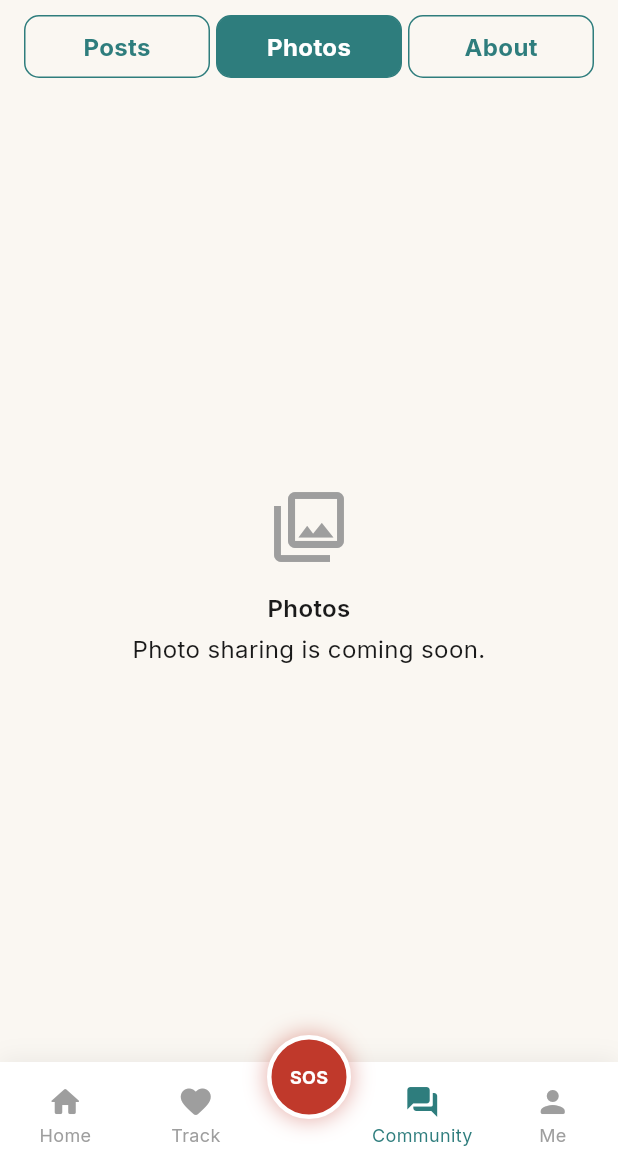
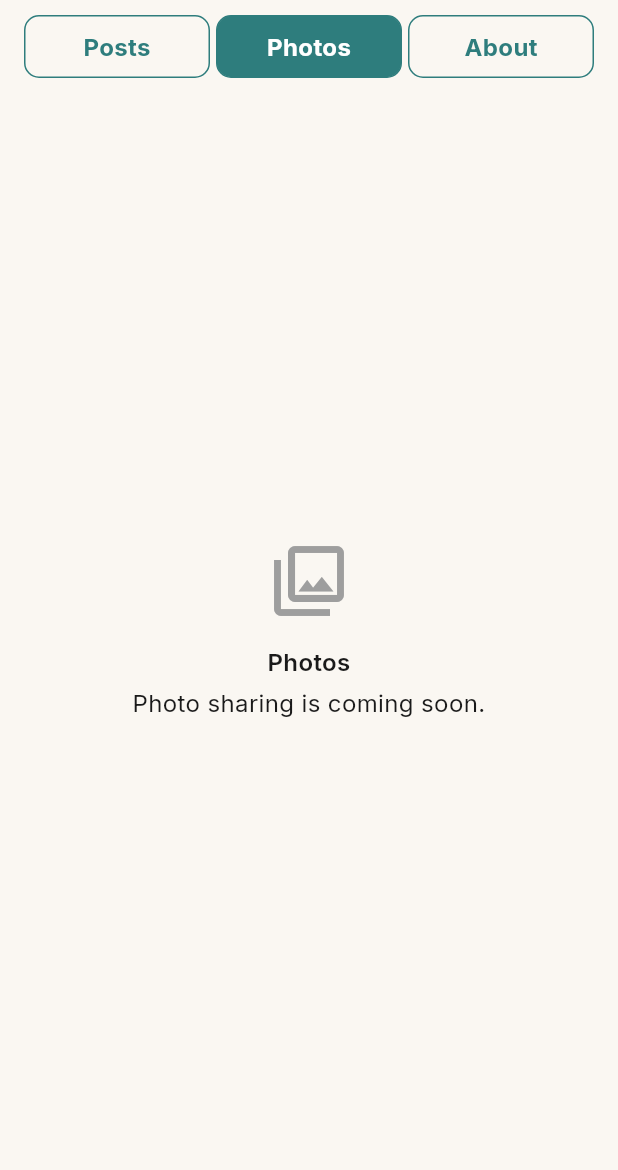
Before and after one commit to SamuelNkpado/safemom-app, a Flutter app: the CommunityFeedPage screen opened by its route, after a tap on "Photos", on a phone screen of 412 x 824 dp, the part 66-1236 px from its top. Run offline on Flutter 3.47's test engine with Material 3 defaults, Android fonts, the phone set to English and light mode, and no system bars; our stand-ins replace cloud_firestore, equatable, firebase_auth, firebase_core, flutter_bloc, geolocator and 5 more; accounts and stored records are empty.

Commit message:
Wire CommunityFeedPage into the real nav shell; formatting

```diff
--- a/lib/core/navigation/main_nav_shell.dart
+++ b/lib/core/navigation/main_nav_shell.dart
@@ -1,7 +1,6 @@
 import 'package:flutter/material.dart';
 import 'package:lucide_icons/lucide_icons.dart';
-
-import '../../features/community/presentation/pages/community_page.dart';
+import '../../features/community/presentation/pages/community_feed_page.dart';
 import '../../features/home/presentation/pages/home_page.dart';
 import '../../features/profile/presentation/pages/profile_page.dart';
 import '../../features/symptoms/presentation/pages/symptoms_page.dart';
@@ -25,7 +24,7 @@ class _MainNavShellState extends State<MainNavShell> {
   static const List<Widget> _tabs = [
     HomePage(),
     SymptomsPage(),
-    CommunityPage(),
+    CommunityFeedPage(),
     ProfilePage(),
   ];
 
--- a/lib/features/community/presentation/pages/community_feed_page.dart
+++ b/lib/features/community/presentation/pages/community_feed_page.dart
@@ -4,10 +4,8 @@ import 'package:safemom/core/constants/app_colors.dart';
 import 'package:safemom/core/constants/app_spacing.dart';
 import 'package:safemom/core/router/app_routes.dart';
 import 'package:safemom/core/theme/app_text_styles.dart';
-import 'package:safemom/core/widgets/safemom_bottom_nav.dart';
 import 'package:safemom/core/widgets/widgets.dart';
 import 'package:safemom/features/auth/presentation/bloc/auth_bloc.dart';
-import 'package:safemom/features/emergency/presentation/emergency_actions.dart';
 
 import '../bloc/community_bloc.dart';
 import '../bloc/community_event.dart';
@@ -18,6 +16,9 @@ import '../widgets/post_card.dart';
 
 enum _FeedSection { posts, photos, about }
 
+/// Screen 10 — Community Feed.
+/// Assumes CommunityBloc and AuthBloc are both already provided above this
+/// widget in the tree (see main.dart wiring notes).
 class CommunityFeedPage extends StatefulWidget {
   const CommunityFeedPage({super.key});
 
@@ -56,12 +57,11 @@ class _CommunityFeedPageState extends State<CommunityFeedPage> {
           ],
         ),
       ),
-      bottomNavigationBar: Column(
-        mainAxisSize: MainAxisSize.min,
-        children: [
-          if (_section == _FeedSection.posts)
-            Padding(
-              padding: const EdgeInsets.fromLTRB(AppSpacing.md, AppSpacing.sm, AppSpacing.md, 0),
+      bottomNavigationBar: _section == _FeedSection.posts
+          ? SafeArea(
+              top: false,
+              child: Padding(
+                padding: const EdgeInsets.fromLTRB(AppSpacing.md, AppSpacing.sm, AppSpacing.md, AppSpacing.sm),
                 child: SizedBox(
                   width: double.infinity,
                   child: PrimaryButton(
@@ -70,13 +70,8 @@ class _CommunityFeedPageState extends State<CommunityFeedPage> {
                   ),
                 ),
               ),
-          SafeMomBottomNav(
-            currentIndex: 2,
-            onTabSelected: (_) {},
-            onSosPressed: () => launchEmergencySos(context),
-          ),
-        ],
-      ),
+            )
+          : null,
     );
   }
 
@@ -93,7 +88,8 @@ class _CommunityFeedPageState extends State<CommunityFeedPage> {
           builder: (context, state) => Padding(
             padding: const EdgeInsets.all(AppSpacing.md),
             child: Text(
-              state.group?.description ?? 'A space to share questions, wins, and support.',
+              state.group?.description ??
+                  'A space to share questions, wins, and support.',
               style: AppTextStyles.body,
             ),
           ),
```
Lines whose indentation alone changed are shown as unchanged.
